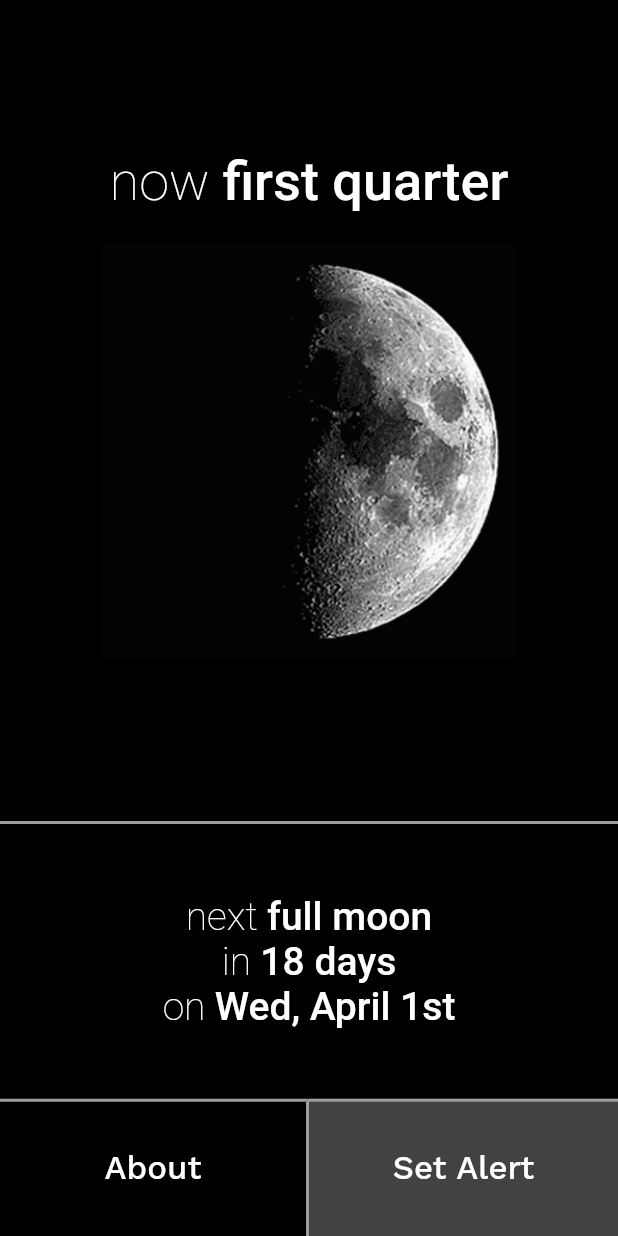
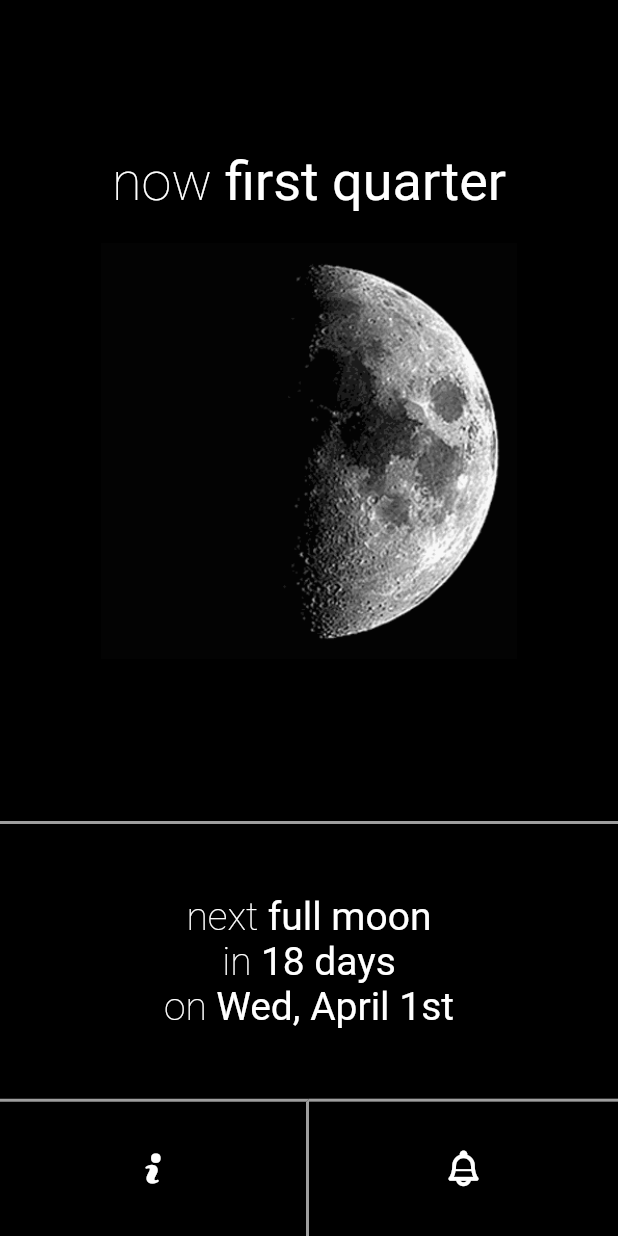
Before and after one commit to leonistor/full-moon-alert, a Flutter app: the screen it shows after launch, on a phone screen of 412 x 824 dp. Run offline on Flutter 3.47's test engine with Material 2 defaults, Android fonts, the phone set to English and light mode, and no system bars.

Commit message:
icon buttons

```diff
--- /dev/null
+++ b/full_moon_alert/lib/app_icons.dart
@@ -0,0 +1,29 @@
+/// Flutter icons MyFlutterApp
+/// Copyright (C) 2019 by original authors @ fluttericon.com, fontello.com
+/// This font was generated by FlutterIcon.com, which is derived from Fontello.
+///
+/// To use this font, place it in your fonts/ directory and include the
+/// following in your pubspec.yaml
+///
+/// flutter:
+///   fonts:
+///    - family:  MyFlutterApp
+///      fonts:
+///       - asset: fonts/MyFlutterApp.ttf
+///
+///
+/// * Typicons, (c) Stephen Hutchings 2012
+///         Author:    Stephen Hutchings
+///         License:   SIL (http://scripts.sil.org/OFL)
+///         Homepage:  http://typicons.com/
+///
+import 'package:flutter/widgets.dart';
+
+class AppIcons {
+  AppIcons._();
+
+  static const _kFontFam = 'AppIcons';
+
+  static const IconData bell = const IconData(0xe800, fontFamily: _kFontFam);
+  static const IconData info = const IconData(0xe801, fontFamily: _kFontFam);
+}
--- a/full_moon_alert/lib/main.dart
+++ b/full_moon_alert/lib/main.dart
@@ -1,4 +1,5 @@
 import 'package:flutter/material.dart';
+import 'package:full_moon_alert/app_icons.dart';
 
 void main() => runApp(FullMoonApp());
 
@@ -80,11 +81,19 @@ class StartPage extends StatelessWidget {
           ),
           TextSpan(
             text: info,
-            style: TextStyle(fontWeight: FontWeight.w500),
+            style: TextStyle(fontWeight: FontWeight.w400),
           ),
         ],
       ),
     );
+  }
+
+  void _handleInfo() {
+    print('pressed Info');
+  }
+
+  void _handleAlert() {
+    print('pressed alert');
   }
 
   Widget _buttons() {
@@ -93,16 +102,14 @@ class StartPage extends StatelessWidget {
       children: <Widget>[
         Expanded(
           flex: 1,
+          child: SizedBox.expand(
             child: Container(
-            child: Center(
-              child: Text(
-                'About',
-                style: TextStyle(
+              child: IconButton(
+                icon: Icon(
+                  AppIcons.info,
                   color: Colors.white,
-                  fontSize: 22,
-                  fontWeight: FontWeight.w500,
                 ),
-              ),
+                onPressed: _handleInfo,
               ),
               decoration: BoxDecoration(
                   color: Colors.black,
@@ -112,24 +119,25 @@ class StartPage extends StatelessWidget {
                   )),
             ),
           ),
+        ),
         Expanded(
           flex: 1,
+          child: SizedBox.expand(
             child: Container(
-            child: Center(
-              child: Text(
-                'Set Alert',
-                style: TextStyle(
+              child: IconButton(
+                icon: Icon(
+                  AppIcons.bell,
                   color: Colors.white,
-                  fontSize: 22,
-                  fontWeight: FontWeight.w500,
                 ),
-              ),
+                onPressed: _handleAlert,
               ),
               decoration: BoxDecoration(
-                color: Colors.grey[800],
+                  color: Colors.black,
                   border: Border(
                     top: _thinBorder,
+                    // right: _thinBorder,
                   )),
+            ),
           ),
         ),
       ],
```
Also changed, not shown: full_moon_alert/assets/icons/config.json (added, +22 -0 lines), full_moon_alert/pubspec.yaml (+3 -46 lines), full_moon_alert/assets/icons/fonts/MyFlutterApp.ttf (added), 1 other file. Lines whose indentation alone changed are shown as unchanged.
